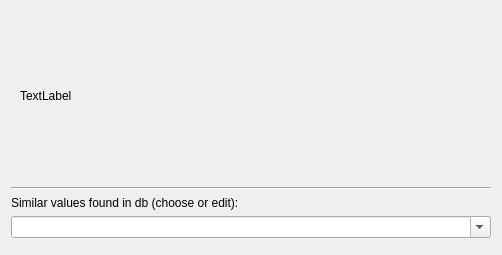
Above: ui/not_found_gui.ui from jkall/qgis-midvatten-plugin before the change. Below: the same form after it.
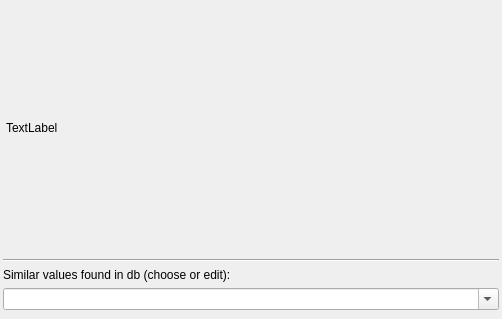
That is the form after the change.

Commit message: Fixes some gui margins issues.

What changed in the file:
```diff
--- a/ui/not_found_gui.ui
+++ b/ui/not_found_gui.ui
@@ -10,7 +10,7 @@
     <x>0</x>
     <y>0</y>
     <width>502</width>
-    <height>255</height>
+    <height>319</height>
    </rect>
   </property>
   <property name="sizePolicy">
@@ -26,6 +26,18 @@
    <bool>true</bool>
   </property>
   <layout class="QVBoxLayout" name="verticalLayout_2">
+   <property name="leftMargin">
+    <number>3</number>
+   </property>
+   <property name="topMargin">
+    <number>3</number>
+   </property>
+   <property name="rightMargin">
+    <number>3</number>
+   </property>
+   <property name="bottomMargin">
+    <number>3</number>
+   </property>
    <item>
     <layout class="QVBoxLayout" name="verticalLayout">
      <item>
@@ -56,8 +68,8 @@
          <rect>
           <x>0</x>
           <y>0</y>
-          <width>469</width>
-          <height>158</height>
+          <width>494</width>
+          <height>186</height>
          </rect>
         </property>
         <property name="sizePolicy">
@@ -73,6 +85,18 @@
          </size>
         </property>
         <layout class="QGridLayout" name="gridLayout">
+         <property name="leftMargin">
+          <number>3</number>
+         </property>
+         <property name="topMargin">
+          <number>3</number>
+         </property>
+         <property name="rightMargin">
+          <number>3</number>
+         </property>
+         <property name="bottomMargin">
+          <number>3</number>
+         </property>
          <item row="0" column="0">
           <widget class="QLabel" name="label">
            <property name="sizePolicy">
```
The commit also changes 15 other files.
